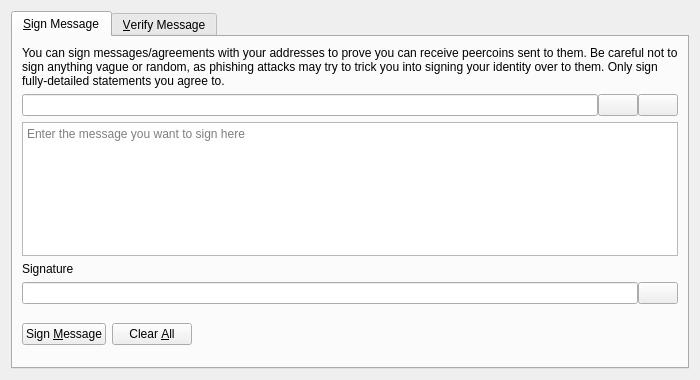
This is src/qt/forms/signverifymessagedialog.ui in equalishcoin/equalishcoind as Qt 5 draws it before an edit. The edited form follows.
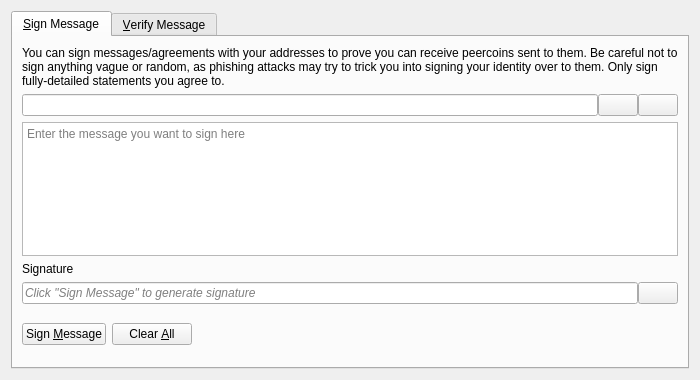
This is the edited form. Icons and pictures are not drawn. Custom widgets are drawn as their Qt base class.

Commit message:
gui: Move static placeholder texts to forms
There was an issue around the time of Qt 4.6 when placeholder text was
introduced, that caused a compile failure when it was specified in the
form.

As a workaround the placeholder texts were moved to the code.

Qt 4 hasn't been relevant to us for ages. So move all (non-parametrized)
placeholder texts to the form files instead.

It's better to keep this kind of text content together. Makes sure
translate/no-translate status is kept as it is.

The edit to the form file:
```diff
--- a/src/qt/forms/signverifymessagedialog.ui
+++ b/src/qt/forms/signverifymessagedialog.ui
@@ -121,6 +121,9 @@
          </property>
          <item>
           <widget class="QLineEdit" name="signatureOut_SM">
+           <property name="placeholderText">
+            <string>Click "Sign Message" to generate signature</string>
+           </property>
            <property name="font">
             <font>
              <italic>true</italic>
```
The commit also changes 7 other files.
